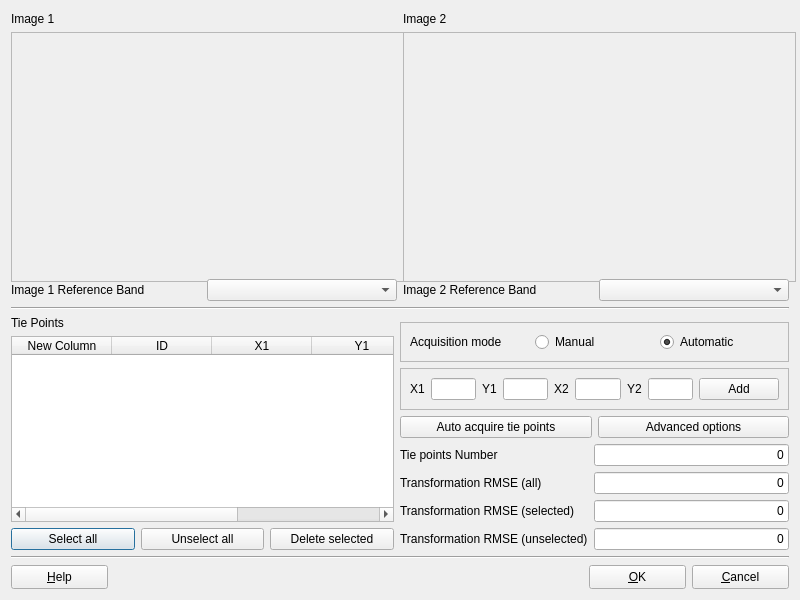
The window that src/terralib/qt/widgets/rp/ui/TiePointsLocatorForm.ui (claudiobogossian/terralib5) describes before a commit, drawn with Qt 5.
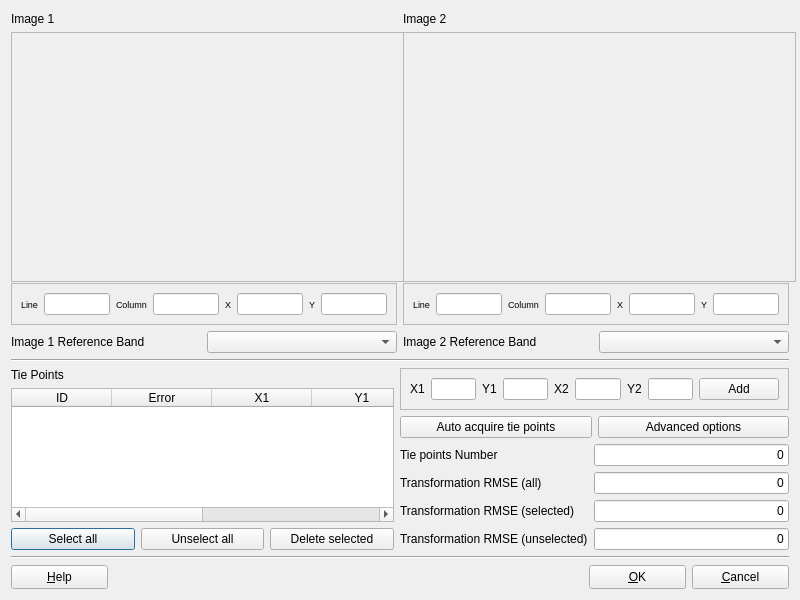
The same window after the commit.

Commit message: still building...

```diff
--- a/src/terralib/qt/widgets/rp/ui/TiePointsLocatorForm.ui
+++ b/src/terralib/qt/widgets/rp/ui/TiePointsLocatorForm.ui
@@ -22,7 +22,7 @@
   <property name="layoutDirection">
    <enum>Qt::LeftToRight</enum>
   </property>
-  <layout class="QGridLayout" name="gridLayout_7">
+  <layout class="QGridLayout" name="gridLayout_6">
    <item row="0" column="0" colspan="2">
     <layout class="QGridLayout" name="gridLayout">
      <item row="0" column="0">
@@ -44,7 +44,7 @@
        </property>
       </widget>
      </item>
-     <item row="0" column="2">
+     <item row="0" column="1">
       <widget class="QLabel" name="label_2">
        <property name="maximumSize">
         <size>
@@ -57,7 +57,7 @@
        </property>
       </widget>
      </item>
-     <item row="1" column="0" colspan="2">
+     <item row="1" column="0">
       <widget class="QFrame" name="m_image1Frame">
        <property name="minimumSize">
         <size>
@@ -73,7 +73,7 @@
        </property>
       </widget>
      </item>
-     <item row="1" column="2" colspan="2">
+     <item row="1" column="1">
       <widget class="QFrame" name="m_image2Frame">
        <property name="minimumSize">
         <size>
@@ -90,24 +90,248 @@
       </widget>
      </item>
      <item row="2" column="0">
-      <widget class="QLabel" name="label_9">
-       <property name="text">
-        <string>Image 1 Reference Band</string>
+      <widget class="QFrame" name="frame">
+       <property name="frameShape">
+        <enum>QFrame::StyledPanel</enum>
        </property>
+       <property name="frameShadow">
+        <enum>QFrame::Raised</enum>
+       </property>
+       <layout class="QHBoxLayout" name="horizontalLayout_2">
+        <item>
+         <widget class="QLabel" name="label_5">
+          <property name="font">
+           <font>
+            <pointsize>7</pointsize>
+           </font>
+          </property>
+          <property name="text">
+           <string>Line</string>
+          </property>
+         </widget>
+        </item>
+        <item>
+         <widget class="QLineEdit" name="m_currentImage1LineLineEdit">
+          <property name="font">
+           <font>
+            <pointsize>7</pointsize>
+           </font>
+          </property>
+          <property name="readOnly">
+           <bool>true</bool>
+          </property>
+         </widget>
+        </item>
+        <item>
+         <widget class="QLabel" name="label_15">
+          <property name="font">
+           <font>
+            <pointsize>7</pointsize>
+           </font>
+          </property>
+          <property name="text">
+           <string>Column</string>
+          </property>
+         </widget>
+        </item>
+        <item>
+         <widget class="QLineEdit" name="m_currentImage1ColumnLineEdit">
+          <property name="font">
+           <font>
+            <pointsize>7</pointsize>
+           </font>
+          </property>
+          <property name="readOnly">
+           <bool>true</bool>
+          </property>
+         </widget>
+        </item>
+        <item>
+         <widget class="QLabel" name="label_16">
+          <property name="font">
+           <font>
+            <pointsize>7</pointsize>
+           </font>
+          </property>
+          <property name="text">
+           <string>X</string>
+          </property>
+         </widget>
+        </item>
+        <item>
+         <widget class="QLineEdit" name="m_currentImage1XLineEdit">
+          <property name="font">
+           <font>
+            <pointsize>7</pointsize>
+           </font>
+          </property>
+          <property name="readOnly">
+           <bool>true</bool>
+          </property>
+         </widget>
+        </item>
+        <item>
+         <widget class="QLabel" name="label_17">
+          <property name="font">
+           <font>
+            <pointsize>7</pointsize>
+           </font>
+          </property>
+          <property name="text">
+           <string>Y</string>
+          </property>
+         </widget>
+        </item>
+        <item>
+         <widget class="QLineEdit" name="m_currentImage1YLineEdit">
+          <property name="font">
+           <font>
+            <pointsize>7</pointsize>
+           </font>
+          </property>
+          <property name="readOnly">
+           <bool>true</bool>
+          </property>
+         </widget>
+        </item>
+       </layout>
       </widget>
      </item>
      <item row="2" column="1">
-      <widget class="QComboBox" name="m_referenceBand1ComboBox"/>
-     </item>
-     <item row="2" column="2">
-      <widget class="QLabel" name="label_10">
-       <property name="text">
-        <string>Image 2 Reference Band</string>
+      <widget class="QFrame" name="frame_3">
+       <property name="frameShape">
+        <enum>QFrame::StyledPanel</enum>
        </property>
+       <property name="frameShadow">
+        <enum>QFrame::Raised</enum>
+       </property>
+       <layout class="QHBoxLayout" name="horizontalLayout_6">
+        <item>
+         <widget class="QLabel" name="label_18">
+          <property name="font">
+           <font>
+            <pointsize>7</pointsize>
+           </font>
+          </property>
+          <property name="text">
+           <string>Line</string>
+          </property>
+         </widget>
+        </item>
+        <item>
+         <widget class="QLineEdit" name="m_currentImage2LineLineEdit">
+          <property name="font">
+           <font>
+            <pointsize>7</pointsize>
+           </font>
+          </property>
+          <property name="readOnly">
+           <bool>true</bool>
+          </property>
+         </widget>
+        </item>
+        <item>
+         <widget class="QLabel" name="label_19">
+          <property name="font">
+           <font>
+            <pointsize>7</pointsize>
+           </font>
+          </property>
+          <property name="text">
+           <string>Column</string>
+          </property>
+         </widget>
+        </item>
+        <item>
+         <widget class="QLineEdit" name="m_currentImage2ColumnLineEdit">
+          <property name="font">
+           <font>
+            <pointsize>7</pointsize>
+           </font>
+          </property>
+          <property name="readOnly">
+           <bool>true</bool>
+          </property>
+         </widget>
+        </item>
+        <item>
+         <widget class="QLabel" name="label_20">
+          <property name="font">
+           <font>
+            <pointsize>7</pointsize>
+           </font>
+          </property>
+          <property name="text">
+           <string>X</string>
+          </property>
+         </widget>
+        </item>
+        <item>
+         <widget class="QLineEdit" name="m_currentImage2XLineEdit">
+          <property name="font">
+           <font>
+            <pointsize>7</pointsize>
+           </font>
+          </property>
+          <property name="readOnly">
+           <bool>true</bool>
+          </property>
+         </widget>
+        </item>
+        <item>
+         <widget class="QLabel" name="label_21">
+          <property name="font">
+           <font>
+            <pointsize>7</pointsize>
+           </font>
+          </property>
+          <property name="text">
+           <string>Y</string>
+          </property>
+         </widget>
+        </item>
+        <item>
+         <widget class="QLineEdit" name="m_currentImage2YLineEdit">
+          <property name="font">
+           <font>
+            <pointsize>7</pointsize>
+           </font>
+          </property>
+          <property name="readOnly">
+           <bool>true</bool>
+          </property>
+         </widget>
+        </item>
+       </layout>
       </widget>
      </item>
-     <item row="2" column="3">
-      <widget class="QComboBox" name="m_referenceBand2ComboBox"/>
+     <item row="3" column="0">
+      <layout class="QHBoxLayout" name="horizontalLayout_4">
+       <item>
+        <widget class="QLabel" name="label_9">
+         <property name="text">
+          <string>Image 1 Reference Band</string>
+         </property>
+        </widget>
+       </item>
+       <item>
+        <widget class="QComboBox" name="m_referenceBand1ComboBox"/>
+       </item>
+      </layout>
+     </item>
+     <item row="3" column="1">
+      <layout class="QHBoxLayout" name="horizontalLayout_5">
+       <item>
+        <widget class="QLabel" name="label_10">
+         <property name="text">
+          <string>Image 2 Reference Band</string>
+         </property>
+        </widget>
+       </item>
+       <item>
+        <widget class="QComboBox" name="m_referenceBand2ComboBox"/>
+       </item>
+      </layout>
      </item>
     </layout>
    </item>
@@ -118,7 +342,7 @@
      </property>
     </widget>
    </item>
-   <item row="2" column="0" rowspan="2">
+   <item row="2" column="0">
     <layout class="QGridLayout" name="gridLayout_3">
      <item row="0" column="0">
       <widget class="QLabel" name="label_3">
@@ -135,16 +359,16 @@
          <height>0</height>
         </size>
        </property>
-       <column>
-        <property name="text">
-         <string>New Column</string>
-        </property>
-       </column>
        <column>
         <property name="text">
          <string>ID</string>
         </property>
        </column>
+       <column>
+        <property name="text">
+         <string>Error</string>
+        </property>
+       </column>
        <column>
         <property name="text">
          <string>X1</string>
@@ -155,6 +379,11 @@
          <string>Y1</string>
         </property>
        </column>
+       <column>
+        <property name="text">
+         <string>X2</string>
+        </property>
+       </column>
        <column>
         <property name="text">
          <string>Y2</string>
@@ -185,51 +414,9 @@
      </item>
     </layout>
    </item>
-   <item row="3" column="1">
-    <layout class="QGridLayout" name="gridLayout_6">
+   <item row="2" column="1">
+    <layout class="QGridLayout" name="gridLayout_4">
      <item row="0" column="0">
-      <widget class="QFrame" name="frame">
-       <property name="minimumSize">
-        <size>
-         <width>0</width>
-         <height>40</height>
-        </size>
-       </property>
-       <property name="frameShape">
-        <enum>QFrame::StyledPanel</enum>
-       </property>
-       <property name="frameShadow">
-        <enum>QFrame::Raised</enum>
-       </property>
-       <layout class="QGridLayout" name="gridLayout_4">
-        <item row="0" column="0">
-         <widget class="QLabel" name="label_5">
-          <property name="text">
-           <string>Acquisition mode</string>
-          </property>
-         </widget>
-        </item>
-        <item row="0" column="1">
-         <widget class="QRadioButton" name="m_manualRadioButton">
-          <property name="text">
-           <string>Manual</string>
-          </property>
-         </widget>
-        </item>
-        <item row="0" column="2">
-         <widget class="QRadioButton" name="m_automaticRadioButton">
-          <property name="text">
-           <string>Automatic</string>
-          </property>
-          <property name="checked">
-           <bool>true</bool>
-          </property>
-         </widget>
-        </item>
-       </layout>
-      </widget>
-     </item>
-     <item row="1" column="0">
       <widget class="QFrame" name="frame_2">
        <property name="frameShape">
         <enum>QFrame::StyledPanel</enum>
```
Left out of the diff: 8 changed lines with no effect on the pictures. The commit also changes 2 other files.
